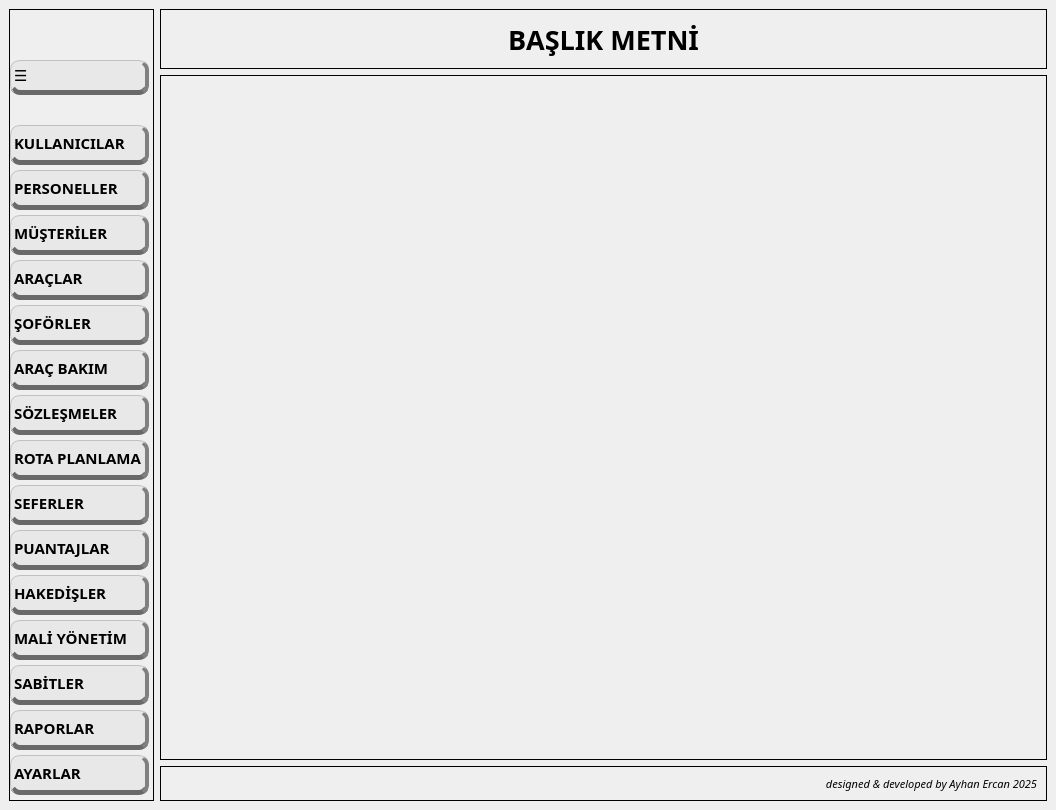
AyhanErcan70/SATTUP, file ui/ui_files/main_window.ui: the form before one commit.
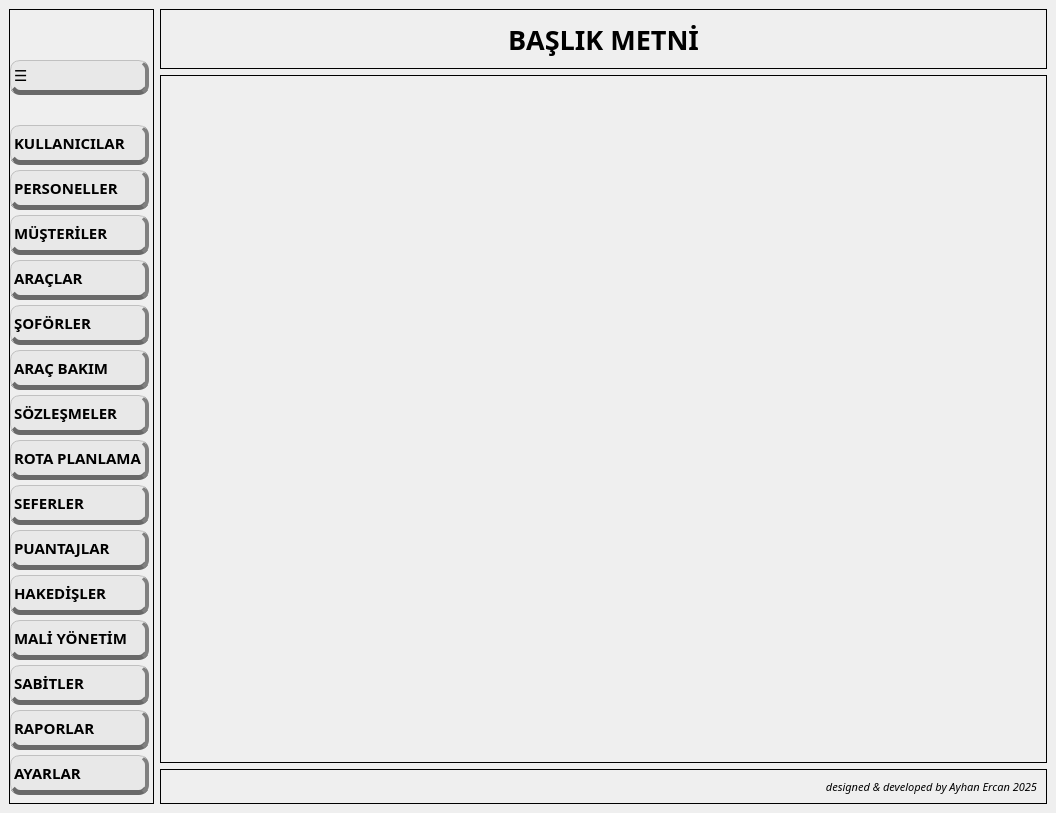
The form after the commit. Icons and pictures are not drawn.

Commit message: Arayüz çalışması

The edit to the form file:
```diff
--- a/ui/ui_files/main_window.ui
+++ b/ui/ui_files/main_window.ui
@@ -7,7 +7,7 @@
     <x>0</x>
     <y>0</y>
     <width>1056</width>
-    <height>793</height>
+    <height>813</height>
    </rect>
   </property>
   <property name="sizePolicy">
```
Left out of the diff: 4 changed lines with no effect on the pictures.
